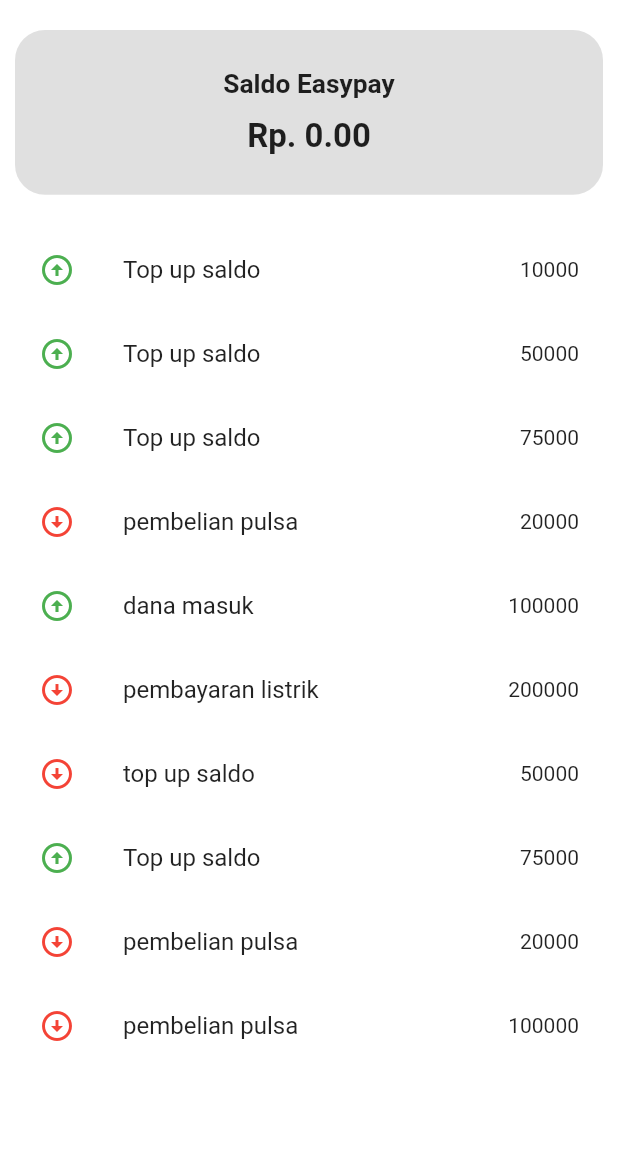
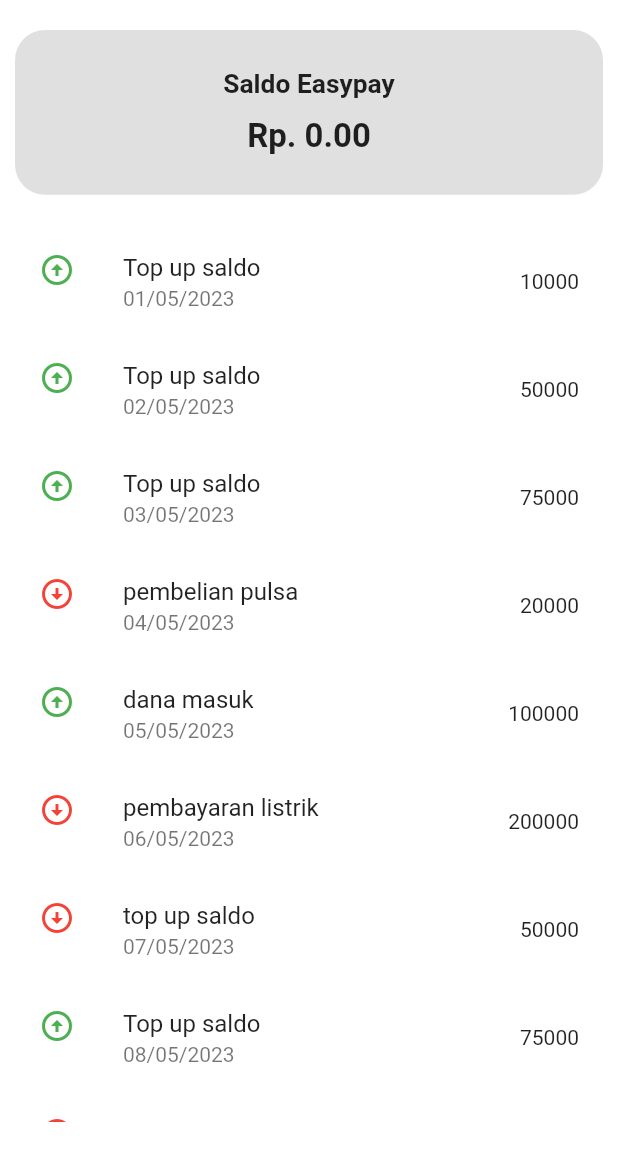
Before and after one commit to coconato04/shopeasy-kel3, a Flutter app: the transaction screen opened directly, on a phone screen of 412 x 824 dp, the part 84-1236 px from its top. Run offline on Flutter 3.47's test engine with Material 2 defaults, Android fonts, the phone set to English and light mode, and no system bars; our stand-ins replace carousel_slider, cloud_firestore, firebase_auth, firebase_core, firebase_storage, flutter_swiper_null_safety and 2 more; accounts and stored records are empty; Roboto replaces fonts that are missing (Ariel).

Commit message:
fix easypay

```diff
--- a/lib/screens/isiapp/transaction.dart
+++ b/lib/screens/isiapp/transaction.dart
@@ -195,6 +195,7 @@
               final transaksi = riwayat[index];
               return ListTile(
                 leading: getTransactionIcon(transaksi['keterangan']),
+                subtitle: Text(transaksi['tanggal']),
                 title: Text(transaksi['keterangan']),
                 trailing: Text(transaksi['jumlah'].toString()),
               );
```
